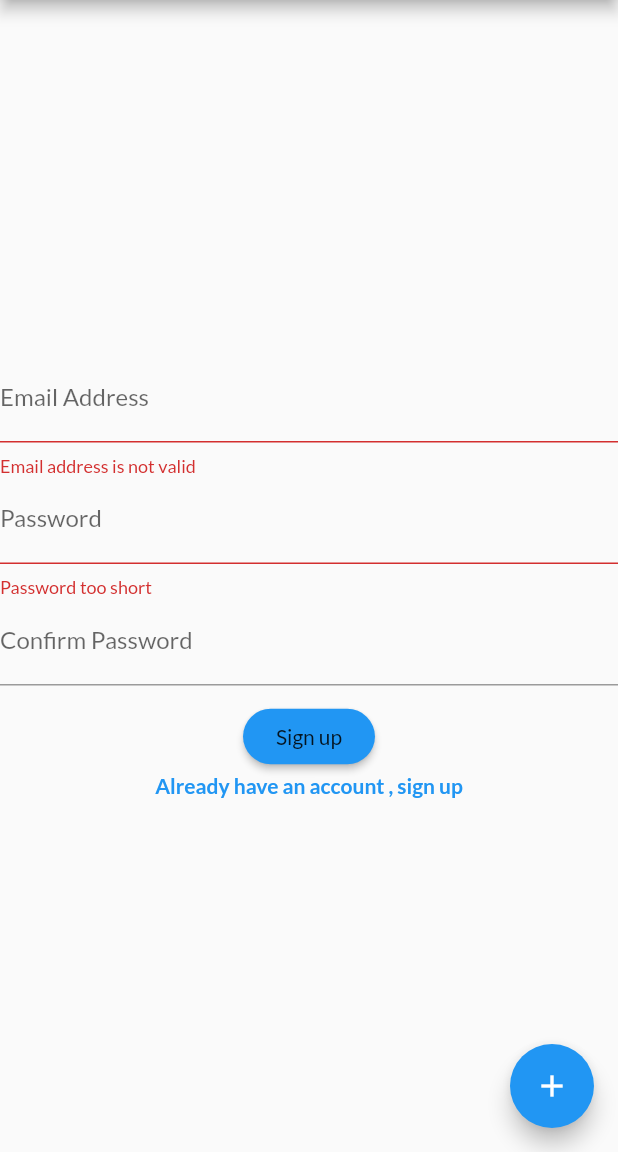
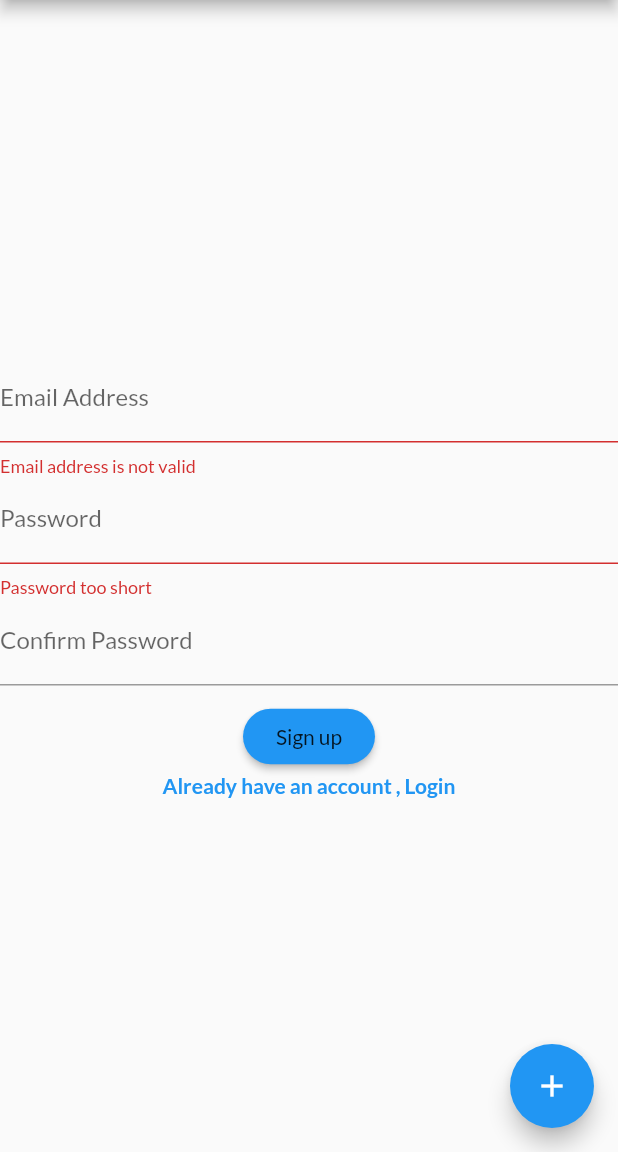
Before and after one commit to janshair/flutter-tutorial, a Flutter app: the screen it shows after launch, after a tap on "Login", after a tap on "Create an account", on a phone screen of 412 x 824 dp, the part 84-1236 px from its top. Run offline on Flutter 3.47's test engine with Material 2 defaults, Android fonts, the phone set to English and light mode, and no system bars.

Commit message:
Explaination of widget tree

```diff
--- a/lib/screens/my_home_page.dart
+++ b/lib/screens/my_home_page.dart
@@ -99,26 +99,22 @@ class _MyHomePageState extends State<MyHomePage> {
               Row(
                 mainAxisAlignment: MainAxisAlignment.center,
                 children: [
-                  Visibility(
-                    visible: _authenticationType == AuthenticationType.SIGN_UP,
-                    child: AdaptiveButton('Sign up',_changeBody),
+                  _authenticationType == AuthenticationType.SIGN_UP ? AdaptiveButton('Sign up',_changeBody): FlatButton(
+                    color: Colors.green,
+                    padding: const EdgeInsets.all(10),
+                    child: Text('Login'),
+                    onPressed: _changeBody,
                   ),
-                  Visibility(
-                    visible: _authenticationType == AuthenticationType.SIGN_IN,
-                    child: FlatButton(
-                      color: Colors.green,
-                      padding: const EdgeInsets.all(10),
-                      child: Text('Login'),
-                      onPressed: _changeBody,
-                    ),
-                  )
+
                 ],
               ),
               GestureDetector(
                 onTap: () => _changeView(_authenticationType == AuthenticationType.SIGN_IN ? AuthenticationType.SIGN_UP : AuthenticationType.SIGN_IN),
-                child: Text(_authenticationType == AuthenticationType.SIGN_IN ? 'Create an account' : 'Already have an account , sign up',
+                child: _authenticationType == AuthenticationType.SIGN_IN ? Text(  'Create an account',
                   style: TextStyle(fontWeight: FontWeight.w700, color: Colors.blue),
-                ),
+                ) : Text( 'Already have an account , Login',
+        style: TextStyle(fontWeight: FontWeight.w700, color: Colors.blue),
+      ),
               ),
             ],
           ),
```
